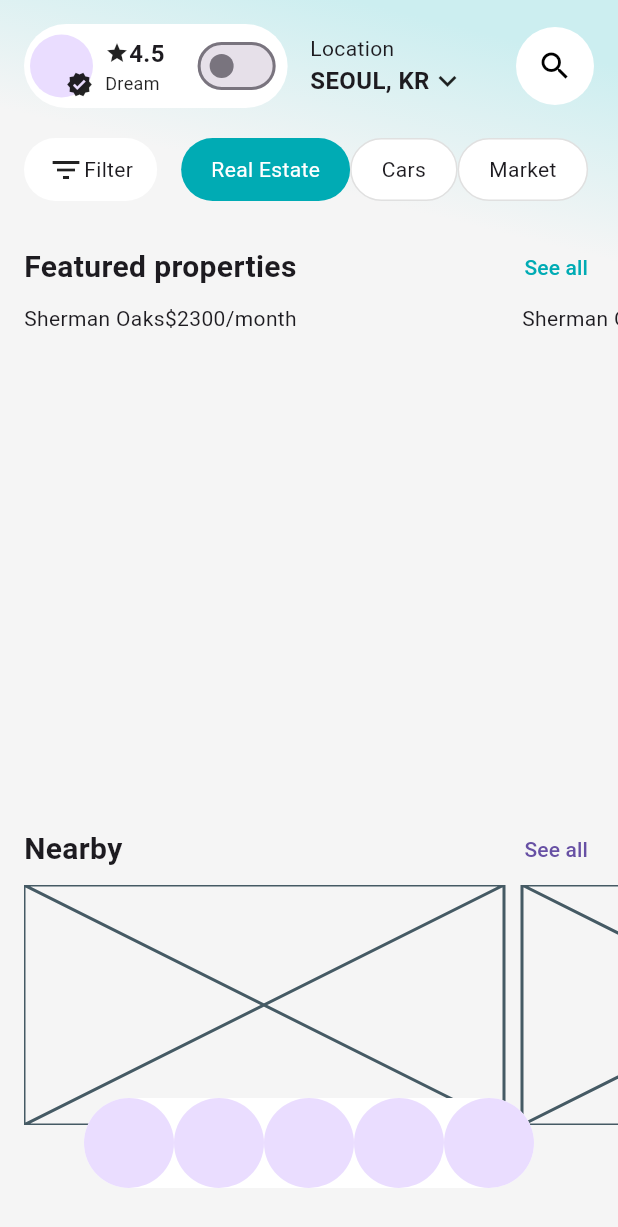
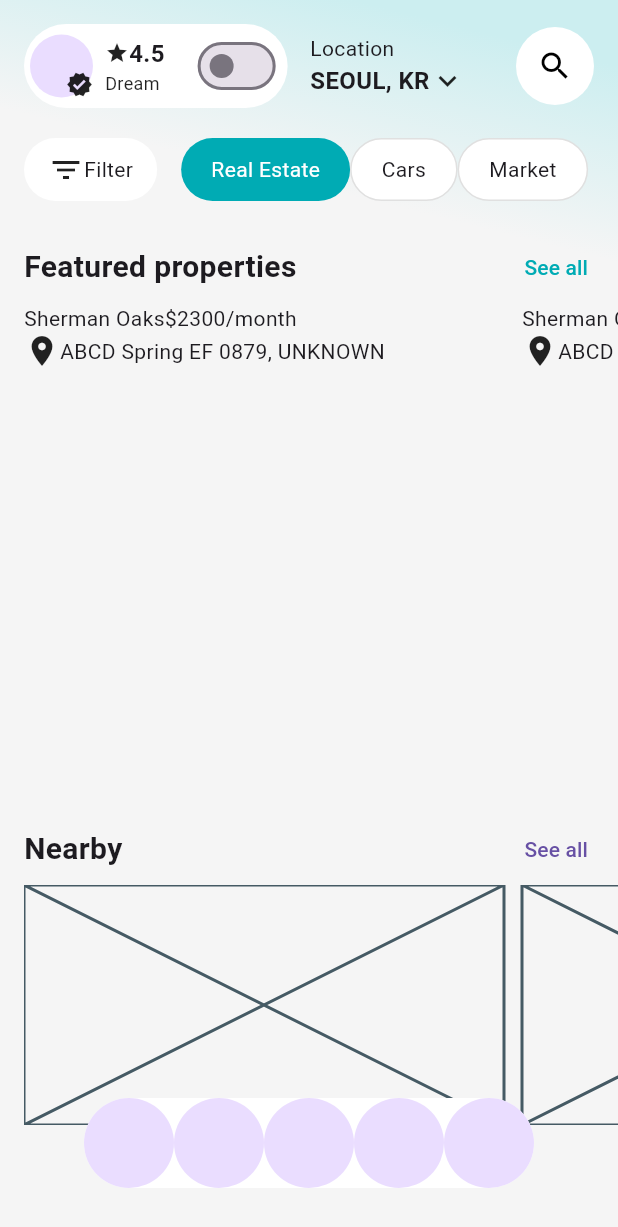
Before and after one commit to JAICHANGPARK/flutter_notebook_chapter_49, a Flutter app: the RealEstateHomePage screen opened directly, on a phone screen of 412 x 824 dp. Shown: the top 1227 px of the screen. Run offline on Flutter 3.47's test engine with Material 3 defaults, Android fonts, the phone set to English and light mode, and no system bars; our stand-ins replace dots_indicator, gap, google_fonts.

Commit message:
Update real_estate_home_page.dart

```diff
--- a/lib/ep2472_real_estate_app/ui/real_estate_home_page.dart
+++ b/lib/ep2472_real_estate_app/ui/real_estate_home_page.dart
@@ -251,9 +251,10 @@ class _RealEstateHomePageState extends State<RealEstateHomePage> {
                                     ),
                                     Row(
                                       children: [
-
+                                        Icon(Icons.location_on),
+                                        Text("ABCD Spring EF 0879, UNKNOWN"),
                                       ],
-                                    )
+                                    ),
                                   ],
                                 )
                               );
```
